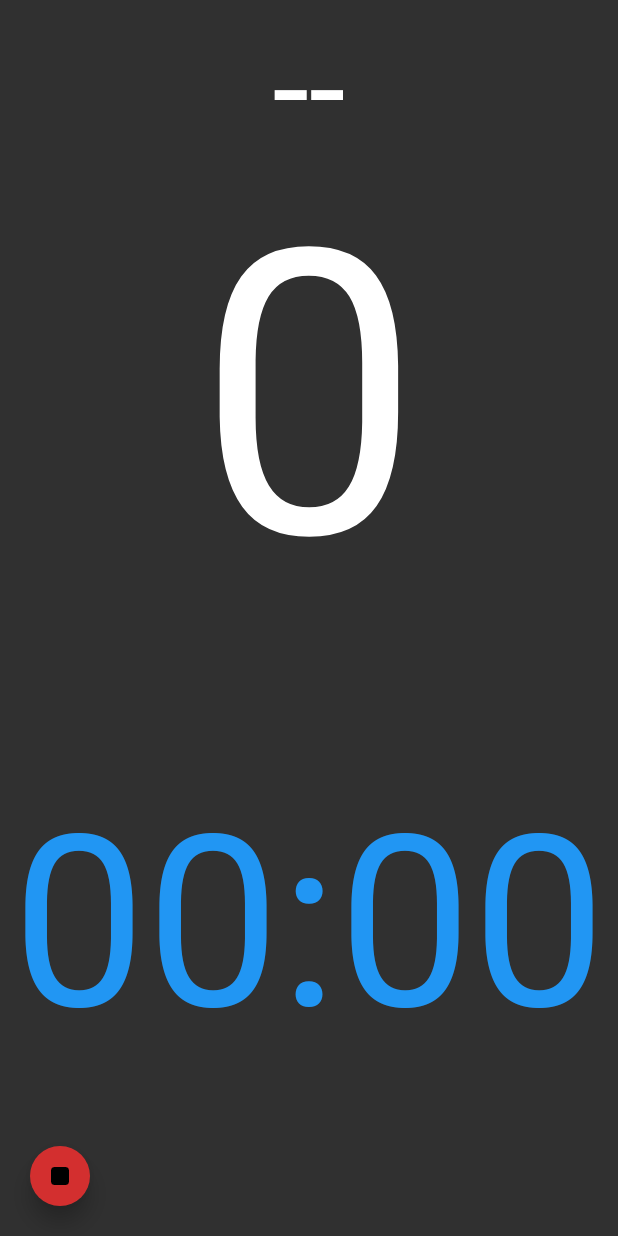
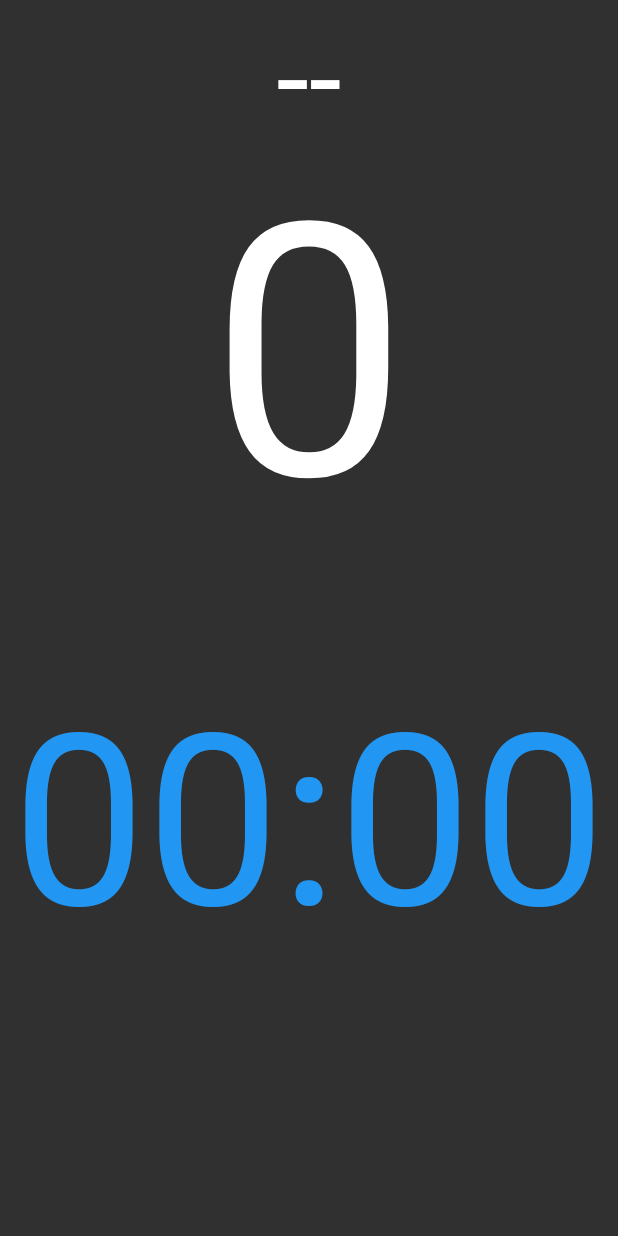
Before and after one commit to wujek-srujek/time_it, a Flutter app: the WorkoutPage screen opened directly, on a phone screen of 412 x 824 dp. Run offline on Flutter 3.47's test engine with Material 2 defaults, Android fonts, the light colour scheme and no system bars; our stand-ins replace audioplayers, firebase_core, firebase_crashlytics, flutter_riverpod, riverpod, wakelock; accounts and stored records are empty.

Commit message:
Implement workout menu
It replaces the single FAB and uses CommonButton for a consistent UI.

The menu is shown when the timer is not running, i.e. when the timer
has completed naturally or has been stopped by the user. Menu options
will depend on current mode and workout status.

By default, all workouts always have the 'back' button available.

```diff
--- a/lib/ui/page/workout_page.dart
+++ b/lib/ui/page/workout_page.dart
@@ -2,30 +2,38 @@ import 'package:flutter/material.dart';
 import 'package:flutter_riverpod/flutter_riverpod.dart';
 
 import '../../provider/timer.dart';
+import '../widget/common/common_button.dart';
 import '../widget/common/page_scaffold.dart';
 
 class WorkoutPage extends StatelessWidget {
   final Widget topWidget;
   final Widget bottomWidget;
+  final List<Widget> menuItems;
 
   const WorkoutPage({
     required this.topWidget,
     required this.bottomWidget,
+    this.menuItems = const [],
   });
 
   @override
   Widget build(BuildContext context) {
     return PageScaffold(
-      floatingActionButtonLocation: FloatingActionButtonLocation.startFloat,
-      floatingActionButton: const _BackButton(),
       child: Column(
         crossAxisAlignment: CrossAxisAlignment.stretch,
         children: [
           Expanded(
+            flex: 4,
             child: topWidget,
           ),
           Expanded(
+            flex: 4,
             child: bottomWidget,
+          ),
+          Expanded(
+            child: _WorkoutMenu(
+              menuItems: menuItems,
+            ),
           ),
         ],
       ),
@@ -33,26 +41,39 @@ class WorkoutPage extends StatelessWidget {
   }
 }
 
-class _BackButton extends ConsumerWidget {
-  const _BackButton();
+class _WorkoutMenu extends StatelessWidget {
+  final List<Widget> menuItems;
+
+  const _WorkoutMenu({required this.menuItems});
 
   @override
-  Widget build(BuildContext context, WidgetRef ref) {
-    final timerStatus = ref.watch(timerStatusProvider);
+  Widget build(BuildContext context) {
+    return Consumer(
+      builder: (context, ref, child) {
+        final isRunning = ref.watch(timerStatusProvider) == TimerStatus.running;
 
-    return FloatingActionButton(
-      backgroundColor: timerStatus == TimerStatus.completed
-          ? null
-          : Theme.of(context).colorScheme.error,
-      onPressed: () {
-        Navigator.of(context).pop();
+        return AnimatedOpacity(
+          duration: _opacityAnimationDuration,
+          opacity: !isRunning ? 1 : 0,
+          child: IgnorePointer(
+            ignoring: isRunning,
+            child: child,
+          ),
+        );
       },
-      mini: true,
-      child: Icon(
-        timerStatus == TimerStatus.completed
-            ? Icons.arrow_back_ios_rounded
-            : Icons.stop_rounded,
+      child: Row(
+        crossAxisAlignment: CrossAxisAlignment.stretch,
+        mainAxisAlignment: MainAxisAlignment.spaceBetween,
+        children: [
+          CommonButton(
+            onTap: () => Navigator.of(context).pop(),
+            child: const Icon(Icons.arrow_back_ios),
+          ),
+          ...menuItems,
+        ],
       ),
     );
   }
 }
+
+const _opacityAnimationDuration = Duration(milliseconds: 200);
```
